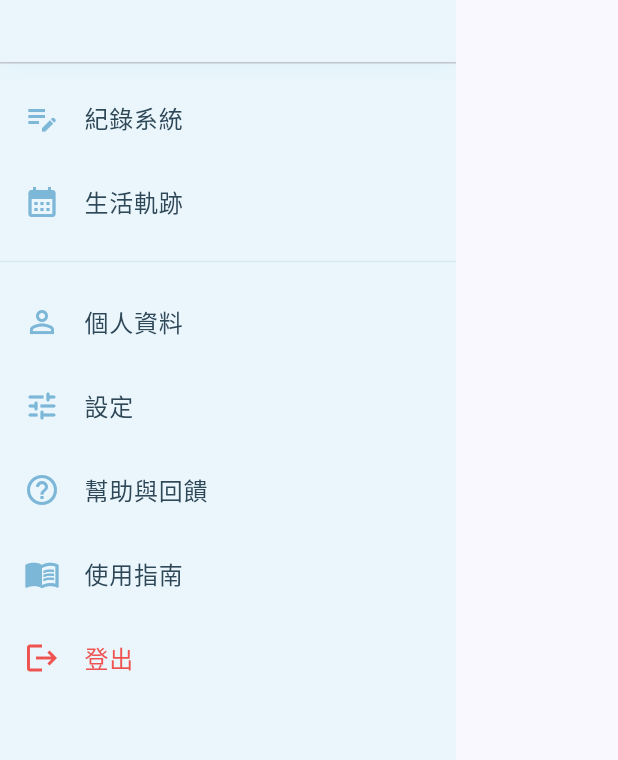
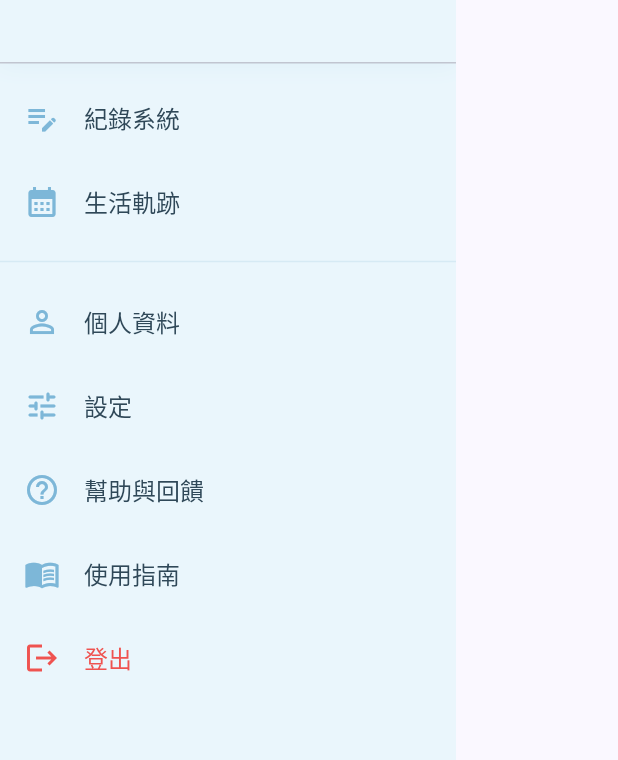
Before and after one commit to 2019chenqq/moodsogood_app, a Flutter app: the MainDrawer widget shown alone on an empty page, opened directly, on a phone screen of 412 x 824 dp. Shown: the part 178-938 px from the top of the screen. Run offline on Flutter 3.47's test engine with Material 3 defaults, Android fonts, the phone set to English and light mode, and no system bars; our stand-ins replace cloud_firestore, cloud_functions, firebase_analytics, firebase_auth, firebase_core, firebase_storage and 15 more; missing offline and left inert: android_alarm_manager_plus, encrypt, home_widget, pointycastle, purchases_flutter; accounts and stored records are empty; Roboto replaces fonts that are missing (Iansui).

Commit message:
[fix]修正字體為芫荽

```diff
--- a/lib/widgets/main_drawer.dart
+++ b/lib/widgets/main_drawer.dart
@@ -1,5 +1,4 @@
 import 'package:flutter/material.dart';
-import 'package:flutter/foundation.dart'; // 用於 kDebugMode
 import 'package:firebase_auth/firebase_auth.dart';
 import 'package:firebase_storage/firebase_storage.dart'; // 🔥 存照片用
 import 'package:image_picker/image_picker.dart'; // 🔥 選照片用
@@ -12,7 +11,6 @@ import '../pages/feesback_page.dart';
 import '../pages/hub_pages.dart';
 import '../pages/life_overview_page.dart';
 import '../pages/profile_page.dart';
-import '../Sign_in_page.dart';
 import '../constants/healing_design_system.dart';
 
 class MainDrawer extends StatefulWidget {
@@ -122,8 +120,28 @@ class _MainDrawerState extends State<MainDrawer> {
     final String? photoUrl = user?.photoURL;
     final displayName = (user?.displayName ?? '').trim();
     final accountName = displayName.isEmpty ? '使用者' : displayName;
+    final baseTheme = Theme.of(context);
+    final drawerTextTheme =
+        baseTheme.textTheme.apply(fontFamily: HealingDesignSystem.fontFamily);
+    final drawerPrimaryTextTheme = baseTheme.primaryTextTheme
+        .apply(fontFamily: HealingDesignSystem.fontFamily);
+    final drawerTitleStyle = HealingDesignSystem.bodyLarge.copyWith(
+      fontFamily: HealingDesignSystem.fontFamily,
+      color: HealingDesignSystem.deepText,
+    );
+    final drawerDangerStyle = drawerTitleStyle.copyWith(
+      color: HealingDesignSystem.dangerRed,
+    );
 
-    return Drawer(
+    return Theme(
+      data: baseTheme.copyWith(
+        textTheme: drawerTextTheme,
+        primaryTextTheme: drawerPrimaryTextTheme,
+        listTileTheme: baseTheme.listTileTheme.copyWith(
+          titleTextStyle: drawerTitleStyle,
+        ),
+      ),
+      child: Drawer(
         backgroundColor: HealingDesignSystem.softBlue,
         child: ListView(
           padding: EdgeInsets.zero,
@@ -132,12 +150,14 @@ class _MainDrawerState extends State<MainDrawer> {
               accountName: Text(
                 accountName,
                 style: HealingDesignSystem.titleMedium.copyWith(
+                  fontFamily: HealingDesignSystem.fontFamily,
                   color: HealingDesignSystem.primaryBlue,
                 ),
               ),
               accountEmail: Text(
                 user?.email ?? '',
                 style: HealingDesignSystem.bodySmall.copyWith(
+                  fontFamily: HealingDesignSystem.fontFamily,
                   color: HealingDesignSystem.mutedText,
                 ),
               ),
@@ -198,7 +218,7 @@ class _MainDrawerState extends State<MainDrawer> {
             ListTile(
               leading:
                   Icon(Icons.edit_note, color: HealingDesignSystem.primaryBlue),
-            title: Text('紀錄系統', style: HealingDesignSystem.bodyLarge),
+              title: Text('紀錄系統', style: drawerTitleStyle),
               onTap: () {
                 Navigator.pop(context);
                 Navigator.pushReplacement(
@@ -210,7 +230,7 @@ class _MainDrawerState extends State<MainDrawer> {
             ListTile(
               leading: Icon(Icons.calendar_month,
                   color: HealingDesignSystem.primaryBlue),
-            title: Text('生活軌跡', style: HealingDesignSystem.bodyLarge),
+              title: Text('生活軌跡', style: drawerTitleStyle),
               onTap: () {
                 Navigator.pop(context);
                 Navigator.push(
@@ -224,7 +244,7 @@ class _MainDrawerState extends State<MainDrawer> {
             ListTile(
               leading: Icon(Icons.person_outline,
                   color: HealingDesignSystem.primaryBlue),
-            title: Text('個人資料', style: HealingDesignSystem.bodyLarge),
+              title: Text('個人資料', style: drawerTitleStyle),
               onTap: () {
                 Navigator.pop(context);
                 Navigator.push(
@@ -237,7 +257,7 @@ class _MainDrawerState extends State<MainDrawer> {
             ListTile(
               leading: Icon(Icons.tune_rounded,
                   color: HealingDesignSystem.primaryBlue),
-            title: Text('設定', style: HealingDesignSystem.bodyLarge),
+              title: Text('設定', style: drawerTitleStyle),
               onTap: () {
                 Navigator.pop(context);
                 Navigator.push(
@@ -249,7 +269,7 @@ class _MainDrawerState extends State<MainDrawer> {
             ListTile(
               leading: Icon(Icons.help_outline,
                   color: HealingDesignSystem.primaryBlue),
-            title: Text('幫助與回饋', style: HealingDesignSystem.bodyLarge),
+              title: Text('幫助與回饋', style: drawerTitleStyle),
               onTap: () {
                 Navigator.pop(context);
                 Navigator.push(
@@ -261,7 +281,7 @@ class _MainDrawerState extends State<MainDrawer> {
             ListTile(
               leading: Icon(Icons.menu_book_outlined,
                   color: HealingDesignSystem.primaryBlue),
-            title: Text('使用指南', style: HealingDesignSystem.bodyLarge),
+              title: Text('使用指南', style: drawerTitleStyle),
               onTap: () {
                 Navigator.pop(context);
                 _openUserGuide();
@@ -269,15 +289,14 @@ class _MainDrawerState extends State<MainDrawer> {
             ),
             ListTile(
               leading: Icon(Icons.logout, color: HealingDesignSystem.dangerRed),
-            title: Text('登出',
-                style: HealingDesignSystem.bodyLarge
-                    .copyWith(color: HealingDesignSystem.dangerRed)),
+              title: Text('登出', style: drawerDangerStyle),
               onTap: () async {
                 await _signOut();
               },
             ),
           ],
         ),
+      ),
     );
   }
 }
```
Lines whose indentation alone changed are shown as unchanged.
